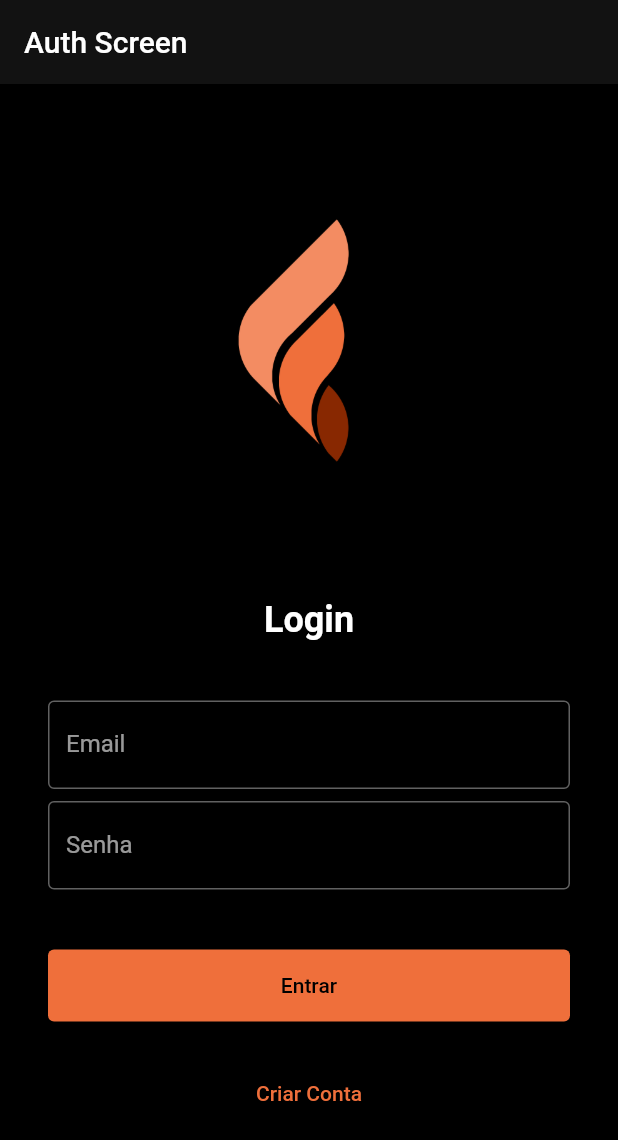
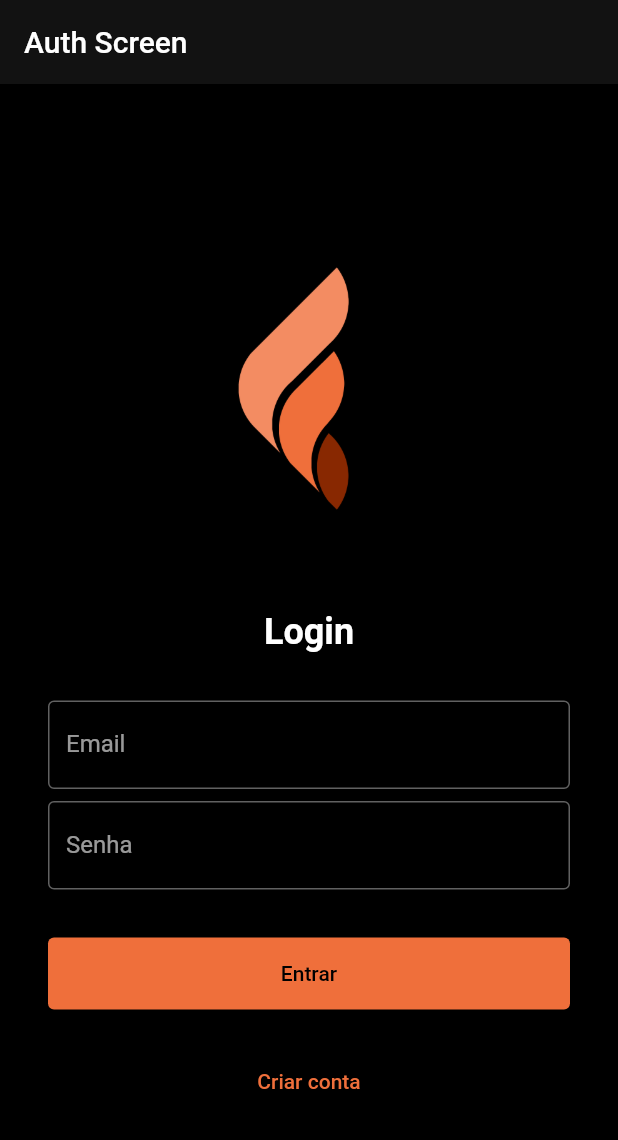
Before and after one commit to fluttely/widget_composition_guide, a Flutter app: the screen it shows after launch, on a phone screen of 412 x 824 dp. Shown: the top 1140 px of the screen. Run offline on Flutter 3.47's test engine with Material 3 defaults, Android fonts, the phone set to English and light mode, and no system bars.

Commit message:
0.3.4+1; chore: update design system references and improve spacing management across components

```diff
--- a/lib/auth/auth_screen_viewmodel.dart
+++ b/lib/auth/auth_screen_viewmodel.dart
@@ -8,6 +8,7 @@ enum CurrentPageType {
 }
 
 abstract class AuthScreenViewModel extends State<AuthScreen> {
+  late TextEditingController emailController;
   CurrentPageType currentPage = CurrentPageType.login;
 
   void switchAuthPage() => setState(
--- a/lib/auth/components/auth_form.dart
+++ b/lib/auth/components/auth_form.dart
@@ -4,7 +4,7 @@ import 'package:flutter/material.dart';
 import 'package:widget_composition_guide/auth/components/auth_form_viewmodel.dart';
 import 'package:widget_composition_guide/design_system/components/app_elevated_button.dart';
 import 'package:widget_composition_guide/design_system/components/app_text_field.dart';
-import 'package:widget_composition_guide/design_system/theme/app_theme.dart';
+import 'package:widget_composition_guide/design_system/theme/app_design_system.dart';
 
 /// **COMPOSITION CORE:** Login = [], SignUp = [3 campos]
 class AuthForm extends StatefulWidget {
@@ -32,33 +32,46 @@ class _AuthFormView extends AuthFormViewModel {
   @override
   Widget build(BuildContext context) {
     final spacing = AppDesignSystem.of(context).spacing;
-    final spacingSmall = spacing.small;
-    final spacingLarge = spacing.large;
+    final spacingExtraLarge = spacing.extraLarge;
 
     return Column(
-      mainAxisSize: MainAxisSize.min,
-      spacing: spacingSmall,
+      spacing: spacingExtraLarge,
       children: [
         Text(
           widget.title,
           style: TextStyle(fontSize: 24, fontWeight: FontWeight.bold),
         ),
 
-        SizedBox(height: spacingLarge),
-
-        const AppTextField(label: 'Email'),
-        const AppTextField(label: 'Senha', isPassword: true),
-
-        // COMPOSITION: spread operator
-        ...widget.extraFields,
-
-        SizedBox(height: spacingLarge),
+        _Fields(extraFields: widget.extraFields),
 
         _Button(
           label: widget.buttonLabel,
           onPressed: handleSubmit,
           isLoading: isLoading,
         ),
+      ],
+    );
+  }
+}
+
+class _Fields extends StatelessWidget {
+  final List<Widget> extraFields;
+
+  const _Fields({required this.extraFields});
+
+  @override
+  Widget build(BuildContext context) {
+    final spacing = AppDesignSystem.of(context).spacing;
+    final spacingSmall = spacing.small;
+
+    return Column(
+      spacing: spacingSmall,
+      children: [
+        const AppTextField(label: 'Email'),
+        const AppTextField(label: 'Senha', isPassword: true),
+
+        // COMPOSITION: spread operator
+        ...extraFields,
       ],
     );
   }
--- a/lib/auth/login/login_page.dart
+++ b/lib/auth/login/login_page.dart
@@ -12,7 +12,7 @@ class LoginPage extends StatelessWidget {
       onButtonSubmit: () => debugPrint('Login efetuado com sucesso!'),
 
       // COMPOSITION: lista vazia = apenas campos base!
-      extraFields: const [],
+      extraFields: [],
     );
   }
 }
--- a/lib/debug_helpers.dart
+++ b/lib/debug_helpers.dart
@@ -2,7 +2,7 @@
 /// • DebugContainer: overlay colorido quando AppDesignSystem.debugIsOn = true
 /// • DebugColors: Blue (image), Purple (form), Yellow (button)
 import 'package:flutter/material.dart';
-import 'package:widget_composition_guide/design_system/theme/app_theme.dart';
+import 'package:widget_composition_guide/design_system/theme/app_design_system.dart';
 
 /// **Debug Colors - Paleta para Identificação**
 /// • Blue: áreas de imagem/mídia
--- a/lib/design_system/components/app_elevated_button.dart
+++ b/lib/design_system/components/app_elevated_button.dart
@@ -1,7 +1,7 @@
 /// **AppElevatedButton - Atomic Component**
 /// • ElevatedButton + Design Tokens + fullWidth toggle
 import 'package:flutter/material.dart';
-import 'package:widget_composition_guide/design_system/theme/app_theme.dart';
+import 'package:widget_composition_guide/design_system/theme/app_design_system.dart';
 
 /// **Design Tokens:** radius.small + sizes.buttonHeight + fullWidth conditional
 class AppElevatedButton extends StatelessWidget {
--- a/lib/design_system/components/app_text_button.dart
+++ b/lib/design_system/components/app_text_button.dart
@@ -1,7 +1,7 @@
 /// **AppTextButton - Secondary Button**
 /// • TextButton + Design Tokens + fullWidth toggle
 import 'package:flutter/material.dart';
-import 'package:widget_composition_guide/design_system/theme/app_theme.dart';
+import 'package:widget_composition_guide/design_system/theme/app_design_system.dart';
 
 class AppTextButton extends StatelessWidget {
   final String label;
--- a/lib/design_system/components/app_text_field.dart
+++ b/lib/design_system/components/app_text_field.dart
@@ -1,7 +1,7 @@
 /// **AppTextField - Input Component**
 /// • TextFormField + Design Tokens
 import 'package:flutter/material.dart';
-import 'package:widget_composition_guide/design_system/theme/app_theme.dart';
+import 'package:widget_composition_guide/design_system/theme/app_design_system.dart';
 
 class AppTextField extends StatelessWidget {
   final String label;
--- a/lib/design_system/theme/app_tokens.dart
+++ b/lib/design_system/theme/app_tokens.dart
@@ -12,7 +12,10 @@ class AppSpacing {
   final double small = 8.0; // ← 8px - elementos relacionados
   final double medium = 16.0; // ← 16px - padrão mais usado
   final double large = 24.0; // ← 24px - separação entre seções
-  final double extraLarge = 32.0; // ← 32px - separação máxima
+  double get extraLarge => 32.0; // ← 32px - separação máxima
+
+  double get content => large; // ← 32px - separação máxima
+  double get screen => extraLarge; // ← 32px - separação máxima
 }
 
 /// **AppRadius - Border Radius System**
--- a/lib/main.dart
+++ b/lib/main.dart
@@ -2,7 +2,7 @@
 /// • MVVM + Design Tokens + Composite Pattern
 import 'package:flutter/material.dart';
 import 'package:widget_composition_guide/auth/auth_screen.dart';
-import 'package:widget_composition_guide/design_system/theme/app_theme.dart';
+import 'package:widget_composition_guide/design_system/theme/app_design_system.dart';
 
 void main() {
   WidgetsFlutterBinding.ensureInitialized();
--- a/pubspec.yaml
+++ b/pubspec.yaml
@@ -1,7 +1,7 @@
 name: widget_composition_guide
 description: "A widget composition guide example"
 publish_to: "none"
-version: 0.3.3+1
+version: 0.3.4+1
 
 environment:
   sdk: ^3.9.2
```
Also changed, not shown: lib/auth/auth_screen.dart (+14 -13 lines), lib/auth/signup/signup_page.dart (+2 -14 lines), lib/auth/signup/signup_page_viewmodel.dart (+13 -0 lines), lib/design_system/theme/app_design_system.dart (renamed from lib/design_system/theme/app_theme.dart), 2 other files.
